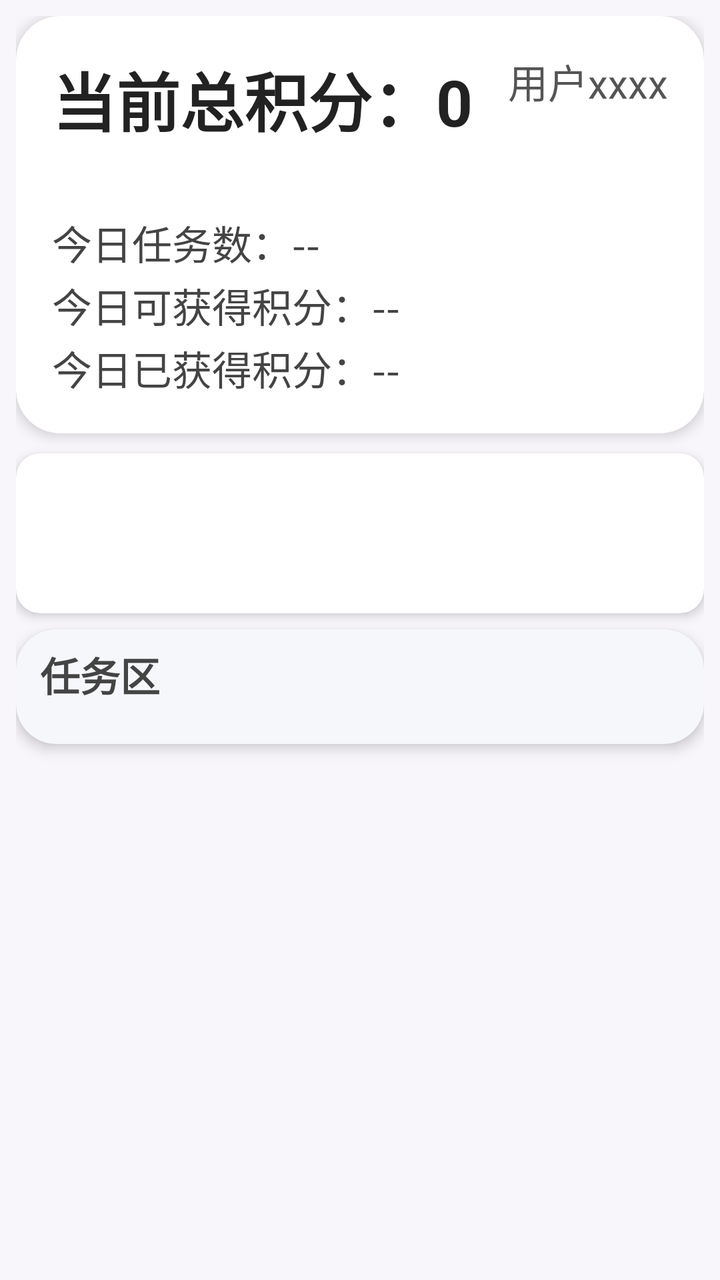
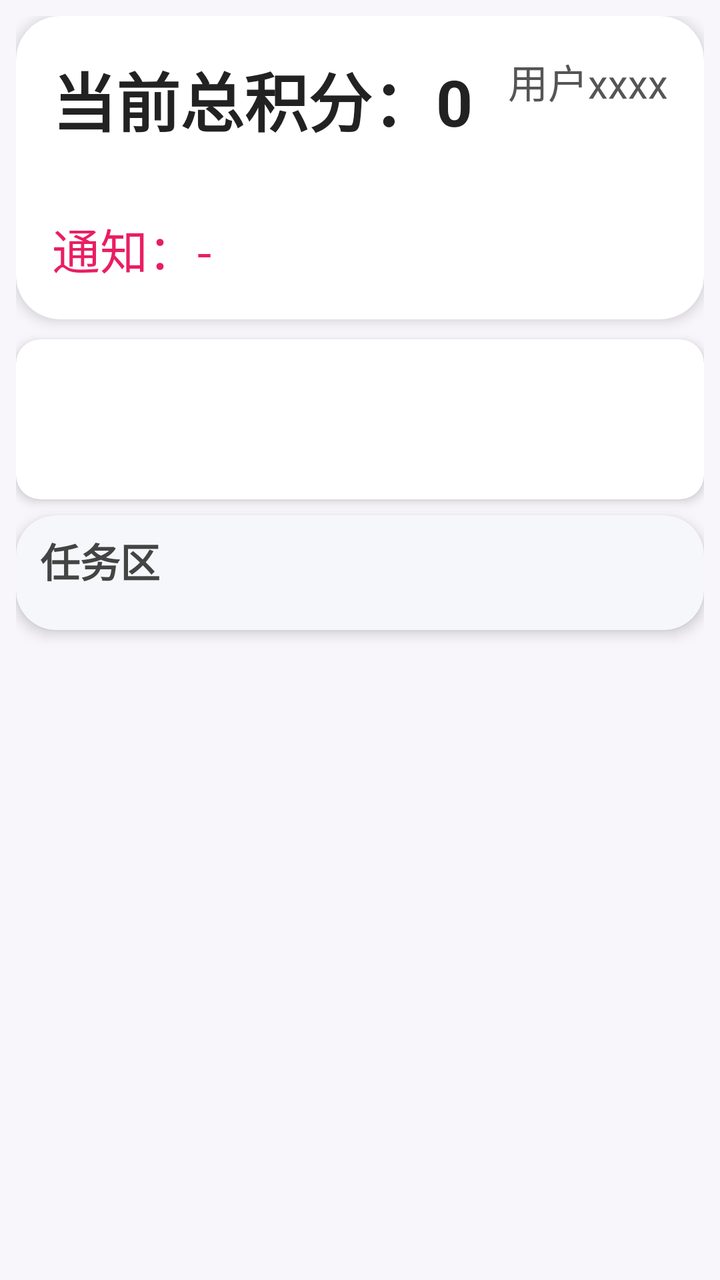

Two renders of the same Android screen: before a commit and after it. Below are the layout's source before the change and the commit's diff.
<!-- AndroidManifest.xml: application theme Theme.RemoteNursing -->
<!-- res/layout/fragment_user_task.xml -->
<?xml version="1.0" encoding="utf-8"?>
<ScrollView xmlns:android="http://schemas.android.com/apk/res/android"
    xmlns:app="http://schemas.android.com/apk/res-auto"
    android:layout_width="match_parent"
    android:layout_height="match_parent"
    android:fillViewport="true"
    android:background="#F9F6FB">

    <LinearLayout
        android:orientation="vertical"
        android:layout_width="match_parent"
        android:layout_height="wrap_content"
        android:padding="8dp">

        
        <androidx.cardview.widget.CardView
            android:layout_width="match_parent"
            android:layout_height="wrap_content"
            app:cardCornerRadius="22dp"
            app:cardElevation="4dp"
            android:layout_marginBottom="10dp"
            android:background="#F6F7FB">
            <RelativeLayout
                android:layout_width="match_parent"
                android:layout_height="wrap_content"
                android:padding="18dp">
                
                <TextView
                    android:id="@+id/tv_point"
                    android:text="当前总积分：0"
                    android:textSize="32sp"
                    android:textStyle="bold"
                    android:textColor="#222"
                    android:layout_alignParentStart="true"
                    android:layout_marginBottom="8dp"
                    android:layout_width="wrap_content"
                    android:layout_height="wrap_content"/>
                <TextView
                    android:id="@+id/tv_nick_name"
                    android:text="用户xxxx"
                    android:textSize="20sp"
                    android:textColor="#555"
                    android:layout_alignParentEnd="true"
                    android:layout_width="wrap_content"
                    android:layout_height="wrap_content"/>
                <LinearLayout
                    android:orientation="vertical"
                    android:layout_width="match_parent"
                    android:layout_height="wrap_content"
                    android:layout_below="@id/tv_point"
                    android:layout_marginTop="24dp">
                    <TextView
                        android:id="@+id/tv_task_count"
                        android:layout_width="wrap_content"
                        android:layout_height="wrap_content"
                        android:text="今日任务数：--"
                        android:textSize="20sp"
                        android:layout_marginTop="2dp"
                        android:textColor="#444"/>
                    <TextView
                        android:id="@+id/tv_task_point_total"
                        android:layout_width="wrap_content"
                        android:layout_height="wrap_content"
                        android:text="今日可获得积分：--"
                        android:textSize="20sp"
                        android:layout_marginTop="2dp"
                        android:textColor="#444"/>
                    <TextView
                        android:id="@+id/tv_task_point_remain"
                        android:layout_width="wrap_content"
                        android:layout_height="wrap_content"
                        android:text="今日已获得积分：--"
                        android:textSize="20sp"
                        android:layout_marginTop="2dp"
                        android:textColor="#444"/>
                </LinearLayout>
            </RelativeLayout>
        </androidx.cardview.widget.CardView>

        
        <androidx.cardview.widget.CardView
            android:id="@+id/card_banner"
            android:layout_width="match_parent"
            android:layout_height="80dp"
            android:layout_marginBottom="8dp"
            app:cardCornerRadius="12dp"
            app:cardElevation="3dp"
            android:background="#F6F7FB">
            <androidx.viewpager2.widget.ViewPager2
                android:id="@+id/vp_notice_banner"
                android:layout_width="match_parent"
                android:layout_height="match_parent"/>
        </androidx.cardview.widget.CardView>

        
        <androidx.cardview.widget.CardView
            android:id="@+id/card_learn_video"
            android:layout_width="match_parent"
            android:layout_height="76dp"
            android:layout_gravity="center"
            android:layout_marginBottom="8dp"
            app:cardCornerRadius="22dp"
            app:cardElevation="4dp"
            app:cardBackgroundColor="#F6F7FB"
            android:visibility="gone">
            <RelativeLayout
                android:layout_width="match_parent"
                android:layout_height="match_parent"
                android:paddingTop="10dp"
                android:paddingBottom="10dp"
                android:paddingStart="12dp"
                android:paddingEnd="12dp">
                <TextView
                    android:id="@+id/tv_learn_video_title"
                    android:text="康复视频库"
                    android:textSize="26sp"
                    android:textStyle="bold"
                    android:textColor="#2A2A2A"
                    android:layout_centerInParent="true"
                    android:layout_width="wrap_content"
                    android:layout_height="wrap_content"/>
                <TextView
                    android:id="@+id/tv_video_hint"
                    android:layout_width="wrap_content"
                    android:layout_height="wrap_content"
                    android:text="有新视频"
                    android:textSize="17sp"
                    android:textColor="#F6F7FB"
                    android:layout_alignParentTop="true"
                    android:layout_alignParentEnd="true"
                    android:layout_marginTop="4dp"
                    android:layout_marginEnd="8dp"
                    android:background="@android:color/transparent"/>
            </RelativeLayout>
        </androidx.cardview.widget.CardView>

        
        <androidx.cardview.widget.CardView
            android:layout_width="match_parent"
            android:layout_height="wrap_content"
            android:layout_gravity="center"
            android:layout_marginBottom="16dp"
            app:cardCornerRadius="20dp"
            app:cardElevation="4dp"
            app:cardBackgroundColor="#F6F7FB">

            <LinearLayout
                android:orientation="vertical"
                android:layout_width="match_parent"
                android:layout_height="wrap_content"
                android:paddingTop="8dp"
                android:paddingBottom="8dp"
                android:paddingLeft="12dp"
                android:paddingRight="12dp">

            <TextView
                android:id="@+id/tv_task_area_title"
                android:text="任务区"
                android:textSize="20sp"
                android:textStyle="bold"
                android:textColor="#444"
                android:layout_width="wrap_content"
                android:layout_height="wrap_content"
                android:layout_marginBottom="8dp"/>
            
            <androidx.recyclerview.widget.RecyclerView
                android:id="@+id/rv_tasks"
                android:layout_width="match_parent"
                android:layout_height="wrap_content"
                android:nestedScrollingEnabled="false"
                android:padding="2dp"
                android:clipToPadding="false"
                android:overScrollMode="never"
                android:contentDescription="任务列表"/>
            </LinearLayout>
        </androidx.cardview.widget.CardView>

    </LinearLayout>
</ScrollView>
<!-- resources referenced by this layout -->
<resources>
  <style name="Theme.RemoteNursing" parent="Base.Theme.RemoteNursing" />
  <style name="Base.Theme.RemoteNursing" parent="Theme.Material3.DayNight.NoActionBar">
          
          <item name="colorPrimary">#1976D2</item>
          <item name="colorPrimaryVariant">#0D47A1</item>
          <item name="colorSecondary">#388E3C</item>
          <item name="colorOnPrimary">#FFFFFF</item>
          <item name="colorOnSecondary">#FFFFFF</item>
  
          
          <item name="colorSurface">#FFFFFF</item>
          <item name="colorOnSurface">#000000</item>
  
          
          <item name="android:windowBackground">#FFFFFF</item>
          <item name="backgroundColor">#FFFFFF</item>
  
          
          <item name="colorPrimaryContainer">#E3F2FD</item>
          <item name="colorOnPrimaryContainer">#0D47A1</item>
      </style>
</resources>

<!-- the commit's change to res/layout/fragment_user_task.xml (unified diff, before → after) -->
@@ -50,29 +50,13 @@
                     android:layout_below="@id/tv_point"
                     android:layout_marginTop="24dp">
                     <TextView
-                        android:id="@+id/tv_task_count"
+                        android:id="@+id/tv_notice"
                         android:layout_width="wrap_content"
                         android:layout_height="wrap_content"
-                        android:text="今日任务数：--"
-                        android:textSize="20sp"
+                        android:text="通知：-"
+                        android:textSize="24sp"
                         android:layout_marginTop="2dp"
-                        android:textColor="#444"/>
-                    <TextView
-                        android:id="@+id/tv_task_point_total"
-                        android:layout_width="wrap_content"
-                        android:layout_height="wrap_content"
-                        android:text="今日可获得积分：--"
-                        android:textSize="20sp"
-                        android:layout_marginTop="2dp"
-                        android:textColor="#444"/>
-                    <TextView
-                        android:id="@+id/tv_task_point_remain"
-                        android:layout_width="wrap_content"
-                        android:layout_height="wrap_content"
-                        android:text="今日已获得积分：--"
-                        android:textSize="20sp"
-                        android:layout_marginTop="2dp"
-                        android:textColor="#444"/>
+                        android:textColor="#E91E63"/>
                 </LinearLayout>
             </RelativeLayout>
         </androidx.cardview.widget.CardView>
@@ -119,18 +103,6 @@
                     android:layout_centerInParent="true"
                     android:layout_width="wrap_content"
                     android:layout_height="wrap_content"/>
-                <TextView
-                    android:id="@+id/tv_video_hint"
-                    android:layout_width="wrap_content"
-                    android:layout_height="wrap_content"
-                    android:text="有新视频"
-                    android:textSize="17sp"
-                    android:textColor="#F6F7FB"
-                    android:layout_alignParentTop="true"
-                    android:layout_alignParentEnd="true"
-                    android:layout_marginTop="4dp"
-                    android:layout_marginEnd="8dp"
-                    android:background="@android:color/transparent"/>
             </RelativeLayout>
         </androidx.cardview.widget.CardView>
 
